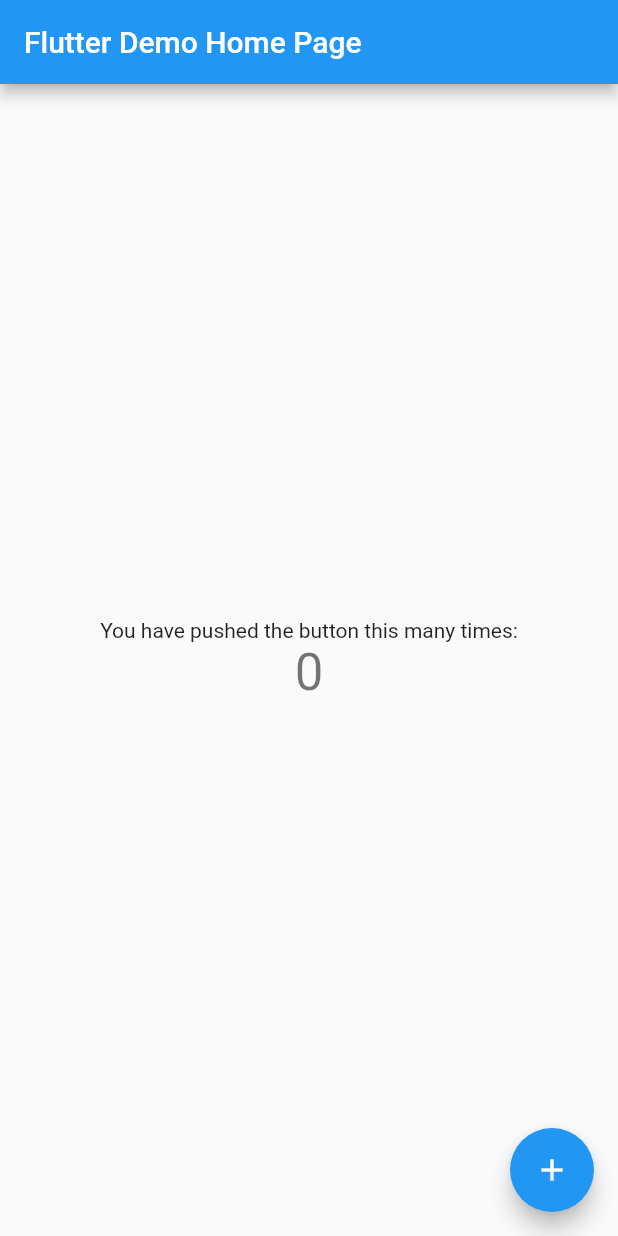
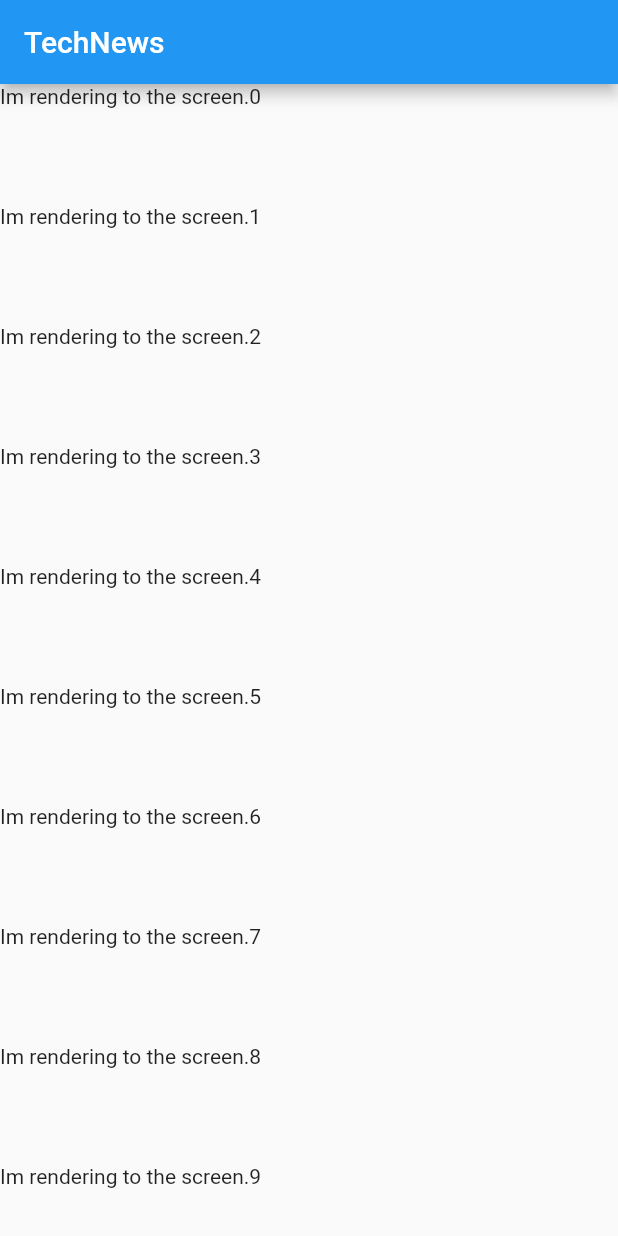
Before and after one commit to SusannaRemec/tech_nightly, a Flutter app: the screen it shows after launch, on a phone screen of 412 x 824 dp. Run offline on Flutter 3.47's test engine with Material 2 defaults, Android fonts, the phone set to English and light mode, and no system bars; our stand-ins replace sqflite; accounts and stored records are empty.

Commit message:
Begin building UI.

```diff
--- a/lib/main.dart
+++ b/lib/main.dart
@@ -1,112 +1,4 @@
 import 'package:flutter/material.dart';
+import 'src/app.dart';
 
-
-void main() => runApp(MyApp());
-
-class MyApp extends StatelessWidget {
-  // This widget is the root of your application.
-  @override
-  Widget build(BuildContext context) {
-    return MaterialApp(
-      title: 'Flutter Demo',
-      theme: ThemeData(
-        // This is the theme of your application.
-        //
-        // Try running your application with "flutter run". You'll see the
-        // application has a blue toolbar. Then, without quitting the app, try
-        // changing the primarySwatch below to Colors.green and then invoke
-        // "hot reload" (press "r" in the console where you ran "flutter run",
-        // or simply save your changes to "hot reload" in a Flutter IDE).
-        // Notice that the counter didn't reset back to zero; the application
-        // is not restarted.
-        primarySwatch: Colors.blue,
-      ),
-      home: MyHomePage(title: 'Flutter Demo Home Page'),
-    );
-  }
-}
-
-class MyHomePage extends StatefulWidget {
-  MyHomePage({Key key, this.title}) : super(key: key);
-
-  // This widget is the home page of your application. It is stateful, meaning
-  // that it has a State object (defined below) that contains fields that affect
-  // how it looks.
-
-  // This class is the configuration for the state. It holds the values (in this
-  // case the title) provided by the parent (in this case the App widget) and
-  // used by the build method of the State. Fields in a Widget subclass are
-  // always marked "final".
-
-  final String title;
-
-  @override
-  _MyHomePageState createState() => _MyHomePageState();
-}
-
-class _MyHomePageState extends State<MyHomePage> {
-  int _counter = 0;
-
-  void _incrementCounter() {
-    setState(() {
-      // This call to setState tells the Flutter framework that something has
-      // changed in this State, which causes it to rerun the build method below
-      // so that the display can reflect the updated values. If we changed
-      // _counter without calling setState(), then the build method would not be
-      // called again, and so nothing would appear to happen.
-      _counter++;
-    });
-  }
-
-  @override
-  Widget build(BuildContext context) {
-    // This method is rerun every time setState is called, for instance as done
-    // by the _incrementCounter method above.
-    //
-    // The Flutter framework has been optimized to make rerunning build methods
-    // fast, so that you can just rebuild anything that needs updating rather
-    // than having to individually change instances of widgets.
-    return Scaffold(
-      appBar: AppBar(
-        // Here we take the value from the MyHomePage object that was created by
-        // the App.build method, and use it to set our appbar title.
-        title: Text(widget.title),
-      ),
-      body: Center(
-        // Center is a layout widget. It takes a single child and positions it
-        // in the middle of the parent.
-        child: Column(
-          // Column is also layout widget. It takes a list of children and
-          // arranges them vertically. By default, it sizes itself to fit its
-          // children horizontally, and tries to be as tall as its parent.
-          //
-          // Invoke "debug painting" (press "p" in the console, choose the
-          // "Toggle Debug Paint" action from the Flutter Inspector in Android
-          // Studio, or the "Toggle Debug Paint" command in Visual Studio Code)
-          // to see the wireframe for each widget.
-          //
-          // Column has various properties to control how it sizes itself and
-          // how it positions its children. Here we use mainAxisAlignment to
-          // center the children vertically; the main axis here is the vertical
-          // axis because Columns are vertical (the cross axis would be
-          // horizontal).
-          mainAxisAlignment: MainAxisAlignment.center,
-          children: <Widget>[
-            Text(
-              'You have pushed the button this many times:',
-            ),
-            Text(
-              '$_counter',
-              style: Theme.of(context).textTheme.display1,
-            ),
-          ],
-        ),
-      ),
-      floatingActionButton: FloatingActionButton(
-        onPressed: _incrementCounter,
-        tooltip: 'Increment',
-        child: Icon(Icons.add),
-      ), // This trailing comma makes auto-formatting nicer for build methods.
-    );
-  }
-}
+void main() => runApp(App());
--- /dev/null
+++ b/lib/src/app.dart
@@ -0,0 +1,13 @@
+import 'package:flutter/material.dart';
+import 'screens/tech_news_list.dart';
+
+class App extends StatelessWidget {
+  @override
+  Widget build(BuildContext context) {
+    return MaterialApp(
+      title: 'TechNews',
+      home: TechNewsList(),
+
+    );
+  }
+}
--- /dev/null
+++ b/lib/src/screens/tech_news_list.dart
@@ -0,0 +1,40 @@
+import 'package:flutter/material.dart';
+import 'dart:async';
+
+class TechNewsList extends StatelessWidget {
+  @override
+  Widget build(BuildContext context) {
+    return Scaffold(
+      appBar:  AppBar(
+        title: Text('TechNews'),
+      ),
+      body: buildList(),
+    );
+  }
+
+  Widget buildList() {
+    return ListView.builder(
+      itemCount: 1000,
+      itemBuilder: (context, int index) {
+        return FutureBuilder(
+          future: getFuture(),
+          builder: (context, snapshot) {
+            return Container(
+              height:80.0,
+              child: snapshot.hasData
+            ? Text('Im rendering to the screen.$index')
+            : Text('I havent rendered yet $index'),
+            );
+          },
+
+        );
+      },
+    );
+  }
+
+  getFuture(){
+    return Future.delayed(Duration(seconds: 2),
+    () => 'hi',
+    );
+  }
+}
```
Also changed, not shown: 1 other file.
